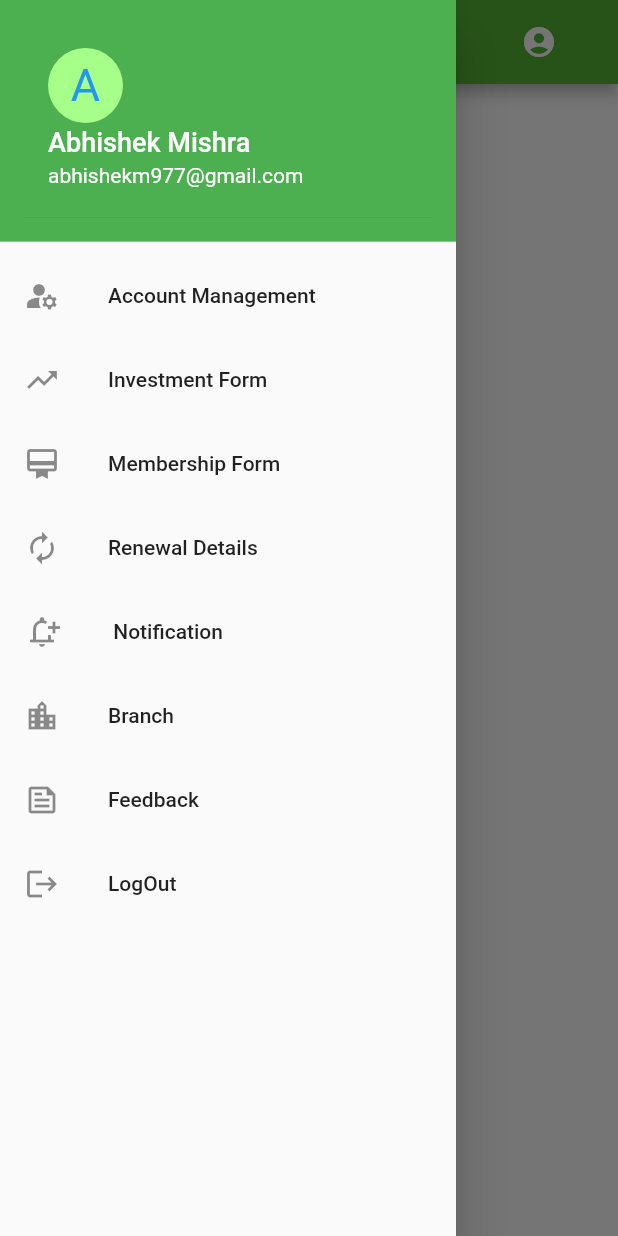
After one commit to Hunaisp/BLM_REGISTRATION, a Flutter app: the Home1 screen opened directly, with the side drawer open, on a phone screen of 412 x 824 dp. The commit adds this screen. Run offline on Flutter 3.47's test engine with Material 3 defaults, Android fonts, the phone set to English and light mode, and no system bars; our stand-ins replace cached_network_image, flutter_screenutil, font_awesome_flutter, google_fonts, image_picker, shared_preferences; missing offline and left inert: razorpay_flutter; accounts and stored records are empty.

Commit message:
some changed made

```diff
--- /dev/null
+++ b/lib/assets.dart
@@ -0,0 +1,148 @@
+const String appLogo = 'assets/icon/icon.png';
+const String appFeatureImage = 'assets/icon/feature_store.jpg';
+const String fishtail =
+    'https://firebasestorage.googleapis.com/v0/b/dl-flutter-ui-challenges.appspot.com/o/travel%2Ffishtail.jpg?alt=media';
+const String mountEverest =
+    'https://firebasestorage.googleapis.com/v0/b/dl-flutter-ui-challenges.appspot.com/o/travel%2Fmount_everest.jpg?alt=media';
+const String tokyo =
+    'https://firebasestorage.googleapis.com/v0/b/dl-flutter-ui-challenges.appspot.com/o/travel%2Ftokyo.jpg?alt=media';
+const String fewalake =
+    'https://firebasestorage.googleapis.com/v0/b/dl-flutter-ui-challenges.appspot.com/o/travel%2Ffewalake.jpg?alt=media';
+const String kathmandu1 =
+    'https://firebasestorage.googleapis.com/v0/b/dl-flutter-ui-challenges.appspot.com/o/travel%2Fkathmandu1.jpg?alt=media';
+const String kathmandu2 =
+    'https://firebasestorage.googleapis.com/v0/b/dl-flutter-ui-challenges.appspot.com/o/travel%2Fkathmandu2.jpg?alt=media';
+const String pashupatinath =
+    'https://firebasestorage.googleapis.com/v0/b/dl-flutter-ui-challenges.appspot.com/o/travel%2Fpashupatinath.jpg?alt=media';
+
+const String avocadoF =
+    'https://firebasestorage.googleapis.com/v0/b/dl-flutter-ui-challenges.appspot.com/o/food%2Favocado-f.jpg?alt=media';
+const String breakfast =
+    'https://firebasestorage.googleapis.com/v0/b/dl-flutter-ui-challenges.appspot.com/o/food%2Fbreakfast.jpg?alt=media';
+const String burger =
+    'https://firebasestorage.googleapis.com/v0/b/dl-flutter-ui-challenges.appspot.com/o/food%2Fburger.jpg?alt=media';
+const String burger1 =
+    'https://firebasestorage.googleapis.com/v0/b/dl-flutter-ui-challenges.appspot.com/o/food%2Fburger1.jpg?alt=media';
+const String burger2 =
+    'https://firebasestorage.googleapis.com/v0/b/dl-flutter-ui-challenges.appspot.com/o/food%2Fburger2.jpg?alt=media';
+const String cake =
+    'https://firebasestorage.googleapis.com/v0/b/dl-flutter-ui-challenges.appspot.com/o/food%2Fcake.png?alt=media';
+const String cherry =
+    'https://firebasestorage.googleapis.com/v0/b/dl-flutter-ui-challenges.appspot.com/o/food%2Fcherry.jpg?alt=media';
+const String eggs =
+    'https://firebasestorage.googleapis.com/v0/b/dl-flutter-ui-challenges.appspot.com/o/food%2Feggs.png?alt=media';
+const String foodLogo =
+    'https://firebasestorage.googleapis.com/v0/b/dl-flutter-ui-challenges.appspot.com/o/food%2Flogo.png?alt=media';
+const String sugar =
+    'https://firebasestorage.googleapis.com/v0/b/dl-flutter-ui-challenges.appspot.com/o/food%2Fsugar.png?alt=media';
+const String vanilla =
+    'https://firebasestorage.googleapis.com/v0/b/dl-flutter-ui-challenges.appspot.com/o/food%2Fvanilla.png?alt=media';
+const String map =
+    'https://firebasestorage.googleapis.com/v0/b/dl-flutter-ui-challenges.appspot.com/o/food%2Fmap.png?alt=media';
+const String cupcake =
+    'https://firebasestorage.googleapis.com/v0/b/dl-flutter-ui-challenges.appspot.com/o/food%2Fcupcake.jpg?alt=media';
+const String frenchFries =
+    'https://firebasestorage.googleapis.com/v0/b/dl-flutter-ui-challenges.appspot.com/o/food%2Ffrench-fries.jpg?alt=media';
+const String fries =
+    'https://firebasestorage.googleapis.com/v0/b/dl-flutter-ui-challenges.appspot.com/o/food%2Ffries.jpg?alt=media';
+const String meal =
+    'https://firebasestorage.googleapis.com/v0/b/dl-flutter-ui-challenges.appspot.com/o/food%2Fmeal.jpg?alt=media';
+const String pancake =
+    'https://firebasestorage.googleapis.com/v0/b/dl-flutter-ui-challenges.appspot.com/o/food%2Fpancake.jpg?alt=media';
+
+const List<String> avatars = [
+  'https://firebasestorage.googleapis.com/v0/b/dl-flutter-ui-challenges.appspot.com/o/img%2F1.jpg?alt=media',
+  'https://firebasestorage.googleapis.com/v0/b/dl-flutter-ui-challenges.appspot.com/o/img%2F4.jpg?alt=media',
+  'https://firebasestorage.googleapis.com/v0/b/dl-flutter-ui-challenges.appspot.com/o/img%2F6.jpg?alt=media',
+  'https://firebasestorage.googleapis.com/v0/b/dl-flutter-ui-challenges.appspot.com/o/img%2F7.jpg?alt=media',
+  'https://firebasestorage.googleapis.com/v0/b/dl-flutter-ui-challenges.appspot.com/o/img%2Fdev_damodar.jpg?alt=media&token=aaf47b41-3485-4bab-bcb6-2e472b9afee6',
+  'https://firebasestorage.googleapis.com/v0/b/dl-flutter-ui-challenges.appspot.com/o/img%2Fdev_sudip.jpg?alt=media',
+  'https://firebasestorage.googleapis.com/v0/b/dl-flutter-ui-challenges.appspot.com/o/img%2Fdev_sid.png?alt=media',
+];
+
+const List<String> images = [
+  'https://firebasestorage.googleapis.com/v0/b/dl-flutter-ui-challenges.appspot.com/o/img%2F1.jpg?alt=media',
+  'https://firebasestorage.googleapis.com/v0/b/dl-flutter-ui-challenges.appspot.com/o/img%2F2.jpg?alt=media',
+  'https://firebasestorage.googleapis.com/v0/b/dl-flutter-ui-challenges.appspot.com/o/img%2F3.jpg?alt=media',
+  'https://firebasestorage.googleapis.com/v0/b/dl-flutter-ui-challenges.appspot.com/o/img%2F4.jpg?alt=media',
+  'https://firebasestorage.googleapis.com/v0/b/dl-flutter-ui-challenges.appspot.com/o/img%2F5.jpg?alt=media',
+  'https://firebasestorage.googleapis.com/v0/b/dl-flutter-ui-challenges.appspot.com/o/img%2F6.jpg?alt=media',
+  'https://firebasestorage.googleapis.com/v0/b/dl-flutter-ui-challenges.appspot.com/o/img%2F7.jpg?alt=media',
+];
+
+const List<String> backgroundImages = [
+  'https://firebasestorage.googleapis.com/v0/b/dl-flutter-ui-challenges.appspot.com/o/img%2Fb1.jpg?alt=media',
+  'https://firebasestorage.googleapis.com/v0/b/dl-flutter-ui-challenges.appspot.com/o/img%2Fb2.jpg?alt=media',
+  'https://firebasestorage.googleapis.com/v0/b/dl-flutter-ui-challenges.appspot.com/o/img%2Fb3.jpg?alt=media',
+];
+
+const String backdrop =
+    'https://firebasestorage.googleapis.com/v0/b/dl-flutter-ui-challenges.appspot.com/o/img%2Fbackdrop.png?alt=media';
+
+const String infoIcon =
+    'https://firebasestorage.googleapis.com/v0/b/dl-flutter-ui-challenges.appspot.com/o/img%2Finfo-icon.png?alt=media';
+const String origami =
+    'https://firebasestorage.googleapis.com/v0/b/dl-flutter-ui-challenges.appspot.com/o/img%2Forigami.png?alt=media';
+const String rocket =
+    'https://firebasestorage.googleapis.com/v0/b/dl-flutter-ui-challenges.appspot.com/o/img%2Frocket.png?alt=media';
+const String ledge =
+    'https://firebasestorage.googleapis.com/v0/b/dl-flutter-ui-challenges.appspot.com/o/img%2Fledge.jpg?alt=media';
+const String photographer =
+    'https://firebasestorage.googleapis.com/v0/b/dl-flutter-ui-challenges.appspot.com/o/img%2Fphotographer.jpg?alt=media';
+
+const String loginBack =
+    'https://firebasestorage.googleapis.com/v0/b/dl-flutter-ui-challenges.appspot.com/o/img%2Flogin-back.jpg?alt=media';
+
+const List<String> sidVideoThumbs = [
+  'https://firebasestorage.googleapis.com/v0/b/dl-flutter-ui-challenges.appspot.com/o/img%2Fvideo1_thumb.png?alt=media',
+  'https://firebasestorage.googleapis.com/v0/b/dl-flutter-ui-challenges.appspot.com/o/img%2Fvideo2_thumb.png?alt=media',
+  'https://firebasestorage.googleapis.com/v0/b/dl-flutter-ui-challenges.appspot.com/o/img%2Fvideo3_thumb.png?alt=media',
+  'https://firebasestorage.googleapis.com/v0/b/dl-flutter-ui-challenges.appspot.com/o/img%2Fvideo4_thumb.png?alt=media',
+];
+
+const String devDamodar =
+    'https://firebasestorage.googleapis.com/v0/b/dl-flutter-ui-challenges.appspot.com/o/img%2Fdev_damodar.jpg?alt=media&token=aaf47b41-3485-4bab-bcb6-2e472b9afee6';
+const String devSudip =
+    'https://firebasestorage.googleapis.com/v0/b/dl-flutter-ui-challenges.appspot.com/o/img%2Fdev_sudip.jpg?alt=media';
+const String devArpana =
+    'https://avatars.githubusercontent.com/u/55906788?s=400&u=755774d7c380cd7bbaf7e158bef74fc275853f17&v=4';
+const String devSid =
+    'https://firebasestorage.googleapis.com/v0/b/dl-flutter-ui-challenges.appspot.com/o/img%2Fdev_sid.png?alt=media';
+
+//grocery app
+const String brocoli =
+    'https://firebasestorage.googleapis.com/v0/b/dl-flutter-ui-challenges.appspot.com/o/grocery%2Fbrocoli.png?alt=media';
+const String cabbage =
+    'https://firebasestorage.googleapis.com/v0/b/dl-flutter-ui-challenges.appspot.com/o/grocery%2Fcabbage.png?alt=media';
+const String capsicum =
+    'https://firebasestorage.googleapis.com/v0/b/dl-flutter-ui-challenges.appspot.com/o/grocery%2Fcapsicum.png?alt=media';
+const String chatIcon =
+    'https://firebasestorage.googleapis.com/v0/b/dl-flutter-ui-challenges.appspot.com/o/grocery%2Fchat_icon.png?alt=media';
+const String deliveryIcon =
+    'https://firebasestorage.googleapis.com/v0/b/dl-flutter-ui-challenges.appspot.com/o/grocery%2Fdelivery.png?alt=media';
+const String fruit =
+    'https://firebasestorage.googleapis.com/v0/b/dl-flutter-ui-challenges.appspot.com/o/grocery%2Ffruit.png?alt=media';
+const String homeIcon =
+    'https://firebasestorage.googleapis.com/v0/b/dl-flutter-ui-challenges.appspot.com/o/grocery%2Fhome_icon.png?alt=media';
+const String mango =
+    'https://firebasestorage.googleapis.com/v0/b/dl-flutter-ui-challenges.appspot.com/o/grocery%2Fmango.png?alt=media';
+const String mortar =
+    'https://firebasestorage.googleapis.com/v0/b/dl-flutter-ui-challenges.appspot.com/o/grocery%2Fmortar.png?alt=media';
+const String pineapple =
+    'https://firebasestorage.googleapis.com/v0/b/dl-flutter-ui-challenges.appspot.com/o/grocery%2Fpineapple.png?alt=media';
+const String vegetables =
+    'https://firebasestorage.googleapis.com/v0/b/dl-flutter-ui-challenges.appspot.com/o/grocery%2Fvegetables.png?alt=mediroom4ia';
+
+const inviteIllustration =
+    "https://firebasestorage.googleapis.com/v0/b/dl-flutter-ui-challenges.appspot.com/o/img%2Finvite.png?alt=media";
+
+const String bike =
+    "https://firebasestorage.googleapis.com/v0/b/dl-flutter-ui-challenges.appspot.com/o/bike%2Fbike1.jpg?alt=media";
+
+const String room4 = "assets/hotel/room4.jpg";
+
+const List<String> introIllus = [
+  'https://firebasestorage.googleapis.com/v0/b/dl-flutter-ui-challenges.appspot.com/o/intro%2F1.png?alt=media',
+  'https://firebasestorage.googleapis.com/v0/b/dl-flutter-ui-challenges.appspot.com/o/intro%2F2.png?alt=media',
+  'https://firebasestorage.googleapis.com/v0/b/dl-flutter-ui-challenges.appspot.com/o/intro%2F3.png?alt=media'
+];
--- a/lib/home.dart
+++ b/lib/home.dart
@@ -9,7 +9,8 @@ import 'membership_form.dart';
 class HomeScreen extends StatelessWidget {
   @override
   Widget build(BuildContext context) {
-    return Scaffold(backgroundColor: Color(0xFFFF54B435),
+    return Scaffold(backgroundColor:Colors.green
+      ,
       body: Column(
         children: <Widget>[
 
--- /dev/null
+++ b/lib/home1.dart
@@ -0,0 +1,124 @@
+import 'package:blm_registration/login.dart';
+import 'package:blm_registration/profile.dart';
+import 'package:blm_registration/renewal_recipt.dart';
+import 'package:flutter/cupertino.dart';
+import 'package:flutter/material.dart';
+import 'package:flutter_screenutil/flutter_screenutil.dart';
+
+import 'investment.dart';
+import 'membership_form.dart';
+
+class Home1 extends StatefulWidget {
+  const Home1({super.key});
+
+  @override
+  State<Home1> createState() => _Home1State();
+}
+
+class _Home1State extends State<Home1> {
+  @override
+  Widget build(BuildContext context) {
+    return Scaffold(
+      backgroundColor: Colors.white,
+      appBar: AppBar(
+        backgroundColor: Color(0xFFFF54B435),
+        actions: [
+          IconButton(onPressed: (){
+            Navigator.of(context).push(MaterialPageRoute(builder: (_)=>ProfileEightPage()));
+          }, icon:   Icon(
+            Icons.account_circle,
+            color: Colors.white,
+          ),),
+
+          SizedBox(
+            width: 25.w,
+          )
+        ],
+      ),
+      drawer: Drawer(
+        child: ListView(
+          padding: const EdgeInsets.all(0),
+          children: [
+            const DrawerHeader(
+              decoration: BoxDecoration(
+                color: Colors.green,
+              ), //BoxDecoration
+              child: UserAccountsDrawerHeader(
+                decoration: BoxDecoration(color: Colors.green),
+                accountName: Text(
+                  "Abhishek Mishra",
+                  style: TextStyle(fontSize: 18),
+                ),
+                accountEmail: Text("abhishekm977@gmail.com"),
+                currentAccountPictureSize: Size.square(50),
+                currentAccountPicture: CircleAvatar(
+                  backgroundColor: Color.fromARGB(255, 165, 255, 137),
+                  child: Text(
+                    "A",
+                    style: TextStyle(fontSize: 30.0, color: Colors.blue),
+                  ), //Text
+                ), //circleAvatar
+              ), //UserAccountDrawerHeader
+            ), //DrawerHeader
+            ListTile(
+              leading: const Icon(Icons.manage_accounts),
+              title: const Text('Account Management '),
+              onTap: () {
+                Navigator.pop(context);
+              },
+            ),
+            ListTile(
+              leading: Icon(Icons.trending_up),
+              title: const Text('Investment Form'),
+              onTap: () {
+                Navigator.of(context).push(MaterialPageRoute(builder: (_)=>Investment()));
+              },
+            ), ListTile(
+              leading: const Icon(Icons.card_membership),
+              title: const Text('Membership Form'),
+              onTap: () {
+                Navigator.of(context).push(MaterialPageRoute(builder: (_)=>Membership()));
+              },
+            ), ListTile(
+              leading: const Icon(Icons.autorenew),
+              title: const Text('Renewal Details '),
+              onTap: () {
+                Navigator.of(context).push(MaterialPageRoute(builder: (_)=>Renewal()));
+              },
+            ),
+
+            ListTile(
+              leading: const Icon(Icons.notification_add_outlined),
+              title: const Text(' Notification '),
+              onTap: () {
+                Navigator.pop(context);
+              },
+            ),
+            ListTile(
+              leading: const Icon(Icons.location_city),
+              title: const Text('Branch '),
+              onTap: () {
+                Navigator.pop(context);
+              },
+            ),  ListTile(
+              leading: const Icon(Icons.feed_outlined),
+              title: const Text('Feedback '),
+              onTap: () {
+                Navigator.pop(context);
+              },
+            ),
+            ListTile(
+              leading: const Icon(Icons.logout),
+              title: const Text('LogOut'),
+              onTap: () {
+                Navigator.of(context).pushAndRemoveUntil(MaterialPageRoute(
+                    builder: (context) =>  LoginScreen()), (
+                    route) => false);
+              },
+            ),
+          ],
+        ),
+      ), //Drawer
+    );
+  }
+}
--- a/lib/login.dart
+++ b/lib/login.dart
@@ -4,6 +4,8 @@ import 'package:flutter/material.dart';
 import 'package:flutter_screenutil/flutter_screenutil.dart';
 import 'package:google_fonts/google_fonts.dart';
 import 'package:shared_preferences/shared_preferences.dart';
+
+import 'home1.dart';
 
 class LoginScreen extends StatefulWidget {
   const LoginScreen({super.key});
@@ -37,7 +39,7 @@ class _LoginScreenState extends State<LoginScreen> {
                   width: 375.w,
                   height: 256.h,
                   child: Image.asset(
-                    'assets/login_screen.jpg',
+                    'assets/1.jpg',
                     fit: BoxFit.cover,
                   ),
                 ),
@@ -209,7 +211,7 @@ class _LoginScreenState extends State<LoginScreen> {
                     final isValid = form_key.currentState?.validate();
                     if (isValid == true) {
                       Navigator.of(context).pushAndRemoveUntil(MaterialPageRoute(
-                          builder: (context) =>  HomeScreen()), (
+                          builder: (context) =>  Home1()), (
                           route) => false);
                     }
                   },
--- a/lib/main.dart
+++ b/lib/main.dart
@@ -30,7 +30,7 @@ class MyApp extends StatelessWidget {
       theme: ThemeData(
 
         colorScheme: ColorScheme.fromSeed(seedColor: Colors.deepPurple),
-        useMaterial3: true,
+        useMaterial3: false,
       ),
       home: SplashScreen(),
     );});
--- a/lib/signup.dart
+++ b/lib/signup.dart
@@ -39,7 +39,7 @@ class _SignupScreenState extends State<SignupScreen> {
                   width: 375.w,
                   height: 256.h,
                   child: Image.asset(
-                    'assets/login_screen.jpg',
+                    'assets/1.jpg',
                     fit: BoxFit.cover,
                   ),
                 ),
--- a/lib/splashscreen.dart
+++ b/lib/splashscreen.dart
@@ -3,6 +3,7 @@ import 'package:flutter_screenutil/flutter_screenutil.dart';
 import 'package:shared_preferences/shared_preferences.dart';
 
 import 'home.dart';
+import 'home1.dart';
 import 'login.dart';
 
 
@@ -22,7 +23,7 @@ class _SplashScreenState extends State<SplashScreen> {
       if(prefs.containsKey("Token")){
 
         Navigator.of(context).pushAndRemoveUntil(
-            MaterialPageRoute(builder: (context) => HomeScreen()),
+            MaterialPageRoute(builder: (context) => Home1()),
                 (route) => false);}
       else{
 
--- a/pubspec.yaml
+++ b/pubspec.yaml
@@ -42,6 +42,7 @@ dependencies:
   image_picker: ^1.1.1
   razorpay_flutter: ^1.3.6
   font_awesome_flutter: ^10.7.0
+  cached_network_image: ^3.3.1
 
 
 dev_dependencies:
```
Also changed, not shown: lib/profile.dart (added, +263 -0 lines), assets/1.jpg (added), assets/login_screen.jpg (deleted), pubspec.lock, 1 other file.
